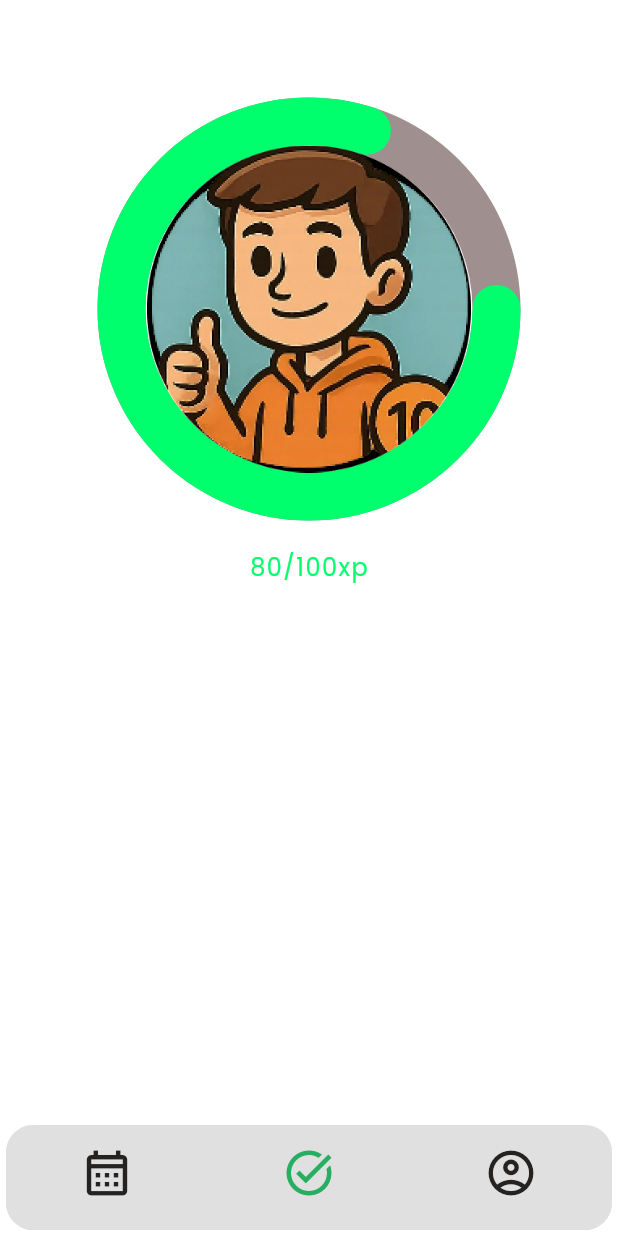
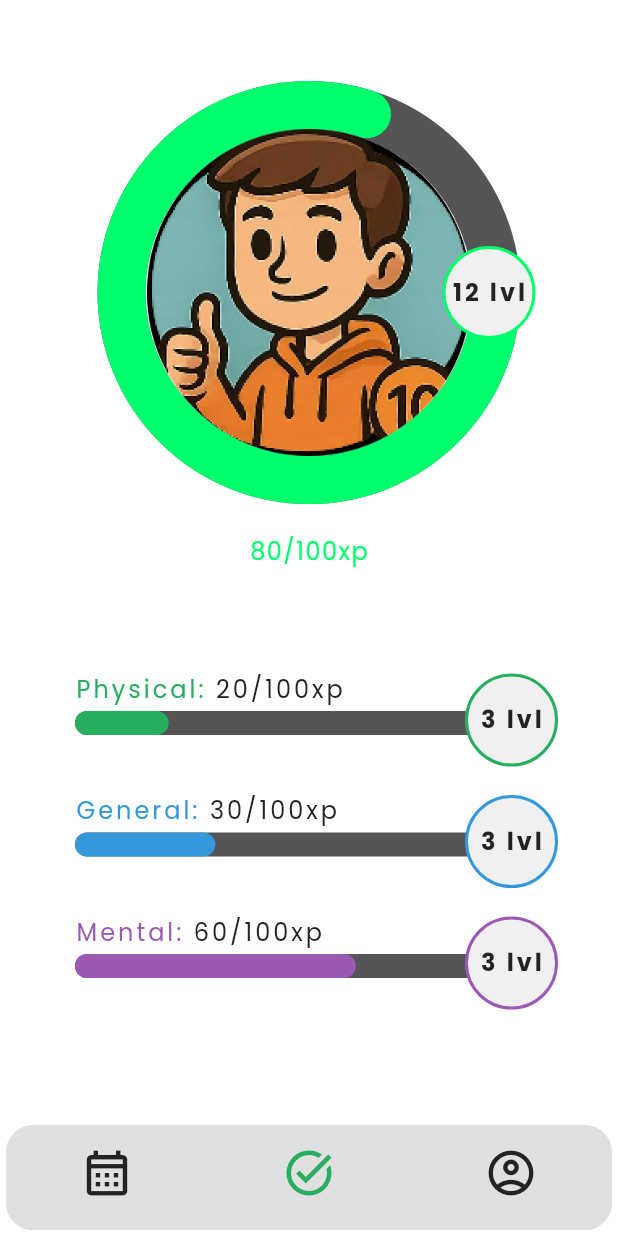
Before and after one commit to IgorPolajzer/Morph, a Flutter app: the ProfileScreen screen opened by its route, on a phone screen of 412 x 824 dp. Run offline on Flutter 3.47's test engine with Material 3 defaults, Android fonts, the phone set to English and light mode, and no system bars; drawn by our look-alikes of dashed_circular_progress_bar, percent_indicator; our stand-ins replace cloud_firestore, firebase_auth, firebase_core, go_router, modal_progress_hud_nsn, table_calendar and 1 more; missing offline and left inert: flutter_popup_card; accounts and stored records are empty.

Commit message:
Implemented UI on profile_screen.dart

```diff
--- a/lib/components/menus/day_picker.dart
+++ b/lib/components/menus/day_picker.dart
@@ -43,7 +43,7 @@ class _DayPickerState extends State<DayPicker> {
                   bottom: 10.0,
                 ),
                 leading: Text(
-                  widget.day.name.toLowerCase(),
+                  widget.day.format(),
                   style: kInputPlaceHolderText.copyWith(
                     color: Theme.of(context).primaryColor,
                     fontSize: 16,
@@ -65,7 +65,7 @@ class _DayPickerState extends State<DayPicker> {
                 });
               },
               child: Text(
-                Day.values[index].name.toLowerCase(),
+                Day.values[index].format(),
                 style: TextStyle(fontWeight: FontWeight.bold, fontSize: 12),
               ),
             ),
--- a/lib/components/menus/frequency_picker.dart
+++ b/lib/components/menus/frequency_picker.dart
@@ -43,7 +43,7 @@ class _FrequencyPickerState extends State<FrequencyPicker> {
                   bottom: 10.0,
                 ),
                 leading: Text(
-                  widget.frequency.name.toLowerCase(),
+                  widget.frequency.format(),
                   style: kInputPlaceHolderText.copyWith(
                     color: Theme.of(context).primaryColor,
                     fontSize: 16,
@@ -65,7 +65,7 @@ class _FrequencyPickerState extends State<FrequencyPicker> {
                 });
               },
               child: Text(
-                Frequency.values[index].name.toLowerCase(),
+                Frequency.values[index].format(),
                 style: TextStyle(fontWeight: FontWeight.bold, fontSize: 12),
               ),
             ),
--- /dev/null
+++ b/lib/components/progress_bars/habit_progress_bar.dart
@@ -0,0 +1,94 @@
+import 'package:flutter/cupertino.dart';
+import 'package:flutter/material.dart';
+import 'package:percent_indicator/percent_indicator.dart';
+
+import '../../utils/constants.dart';
+import '../../utils/enums.dart';
+
+class HabitProgressBar extends StatelessWidget {
+  int xp;
+  int level;
+  final HabitType type;
+
+  HabitProgressBar({
+    required this.xp,
+    required this.level,
+    required this.type,
+    super.key,
+  });
+
+  @override
+  Widget build(BuildContext context) {
+    return Padding(
+      padding: const EdgeInsets.only(bottom: 40.0),
+      child: Stack(
+        alignment: AlignmentDirectional.centerEnd,
+        clipBehavior: Clip.none,
+        children: [
+          Column(
+            crossAxisAlignment: CrossAxisAlignment.start,
+            children: [
+              Padding(
+                padding: const EdgeInsets.only(left: 50.0, bottom: 4.0),
+                child: Row(
+                  children: [
+                    Text(
+                      "${type.format()}: ",
+                      style: kPlaceHolderTextStyle.copyWith(
+                        color: type.getColor(),
+                        fontSize: 16,
+                      ),
+                    ),
+                    Text(
+                      "$xp/100xp",
+                      style: kPlaceHolderTextStyle.copyWith(
+                        color: Theme.of(context).primaryColor,
+                        fontSize: 16,
+                      ),
+                    ),
+                  ],
+                ),
+              ),
+              LinearPercentIndicator(
+                alignment: MainAxisAlignment.center,
+                width: MediaQuery.of(context).size.width - 80,
+                lineHeight: 16.0,
+                percent: xp / 100,
+                backgroundColor: Theme.of(context).secondaryHeaderColor,
+                progressColor: type.getColor(),
+                barRadius: Radius.circular(10),
+                animation: true,
+              ),
+            ],
+          ),
+          Positioned(
+            right: 40,
+            top: 0,
+            child: Padding(
+              padding: const EdgeInsets.only(left: 20.0),
+              child: Container(
+                decoration: BoxDecoration(
+                  color: Theme.of(context).cardColor,
+                  shape: BoxShape.circle,
+                  border: Border.all(color: type.getColor(), width: 2.0),
+                ),
+                height: 62,
+                width: 62,
+                child: Center(
+                  child: Text(
+                    "$level lvl",
+                    style: kPlaceHolderTextStyle.copyWith(
+                      color: Theme.of(context).primaryColor,
+                      fontSize: 16,
+                      fontWeight: FontWeight.bold,
+                    ),
+                  ),
+                ),
+              ),
+            ),
+          ),
+        ],
+      ),
+    );
+  }
+}
--- /dev/null
+++ b/lib/components/progress_bars/meta_progress_bar.dart
@@ -0,0 +1,63 @@
+import 'package:dashed_circular_progress_bar/dashed_circular_progress_bar.dart';
+import 'package:flutter/cupertino.dart';
+import 'package:flutter/material.dart';
+
+import '../../utils/constants.dart';
+
+class MetaProgressBar extends StatelessWidget {
+  final ValueNotifier<double> valueNotifier;
+
+  const MetaProgressBar({required this.valueNotifier, super.key});
+
+  @override
+  Widget build(BuildContext context) {
+    return Stack(
+      alignment: AlignmentDirectional.centerEnd,
+      clipBehavior: Clip.none,
+      children: [
+        DashedCircularProgressBar.aspectRatio(
+          aspectRatio: 1, // width ÷ height
+          valueNotifier: valueNotifier,
+          progress: 80,
+          maxProgress: 100,
+          startAngle: 90,
+          corners: StrokeCap.round,
+          foregroundColor: kMetaLevelColor,
+          backgroundColor: Theme.of(context).secondaryHeaderColor,
+          foregroundStrokeWidth: 32,
+          backgroundStrokeWidth: 32,
+          animation: true,
+          child: Padding(
+            padding: const EdgeInsets.all(32.0),
+            child: Image.asset("assets/images/placeholder_profile_image.png"),
+          ),
+        ),
+        Positioned(
+          left: 210,
+          child: Padding(
+            padding: const EdgeInsets.only(left: 20.0),
+            child: Container(
+              decoration: BoxDecoration(
+                color: Theme.of(context).cardColor,
+                shape: BoxShape.circle,
+                border: Border.all(color: kMetaLevelColor, width: 2.0),
+              ),
+              height: 62,
+              width: 62,
+              child: Center(
+                child: Text(
+                  "12 lvl",
+                  style: kPlaceHolderTextStyle.copyWith(
+                    color: Theme.of(context).primaryColor,
+                    fontSize: 16,
+                    fontWeight: FontWeight.bold,
+                  ),
+                ),
+              ),
+            ),
+          ),
+        ),
+      ],
+    );
+  }
+}
--- a/lib/config/router_config.dart
+++ b/lib/config/router_config.dart
@@ -134,7 +134,7 @@ final GoRouter router = GoRouter(
 
     if (isLoggedIn && isInitalLocation) {
       // Logged in coming from initial page
-      return ProfileScreen.id;
+      return YourDayScreen.id;
     }
 
     // Otherwise allow navigation
--- a/lib/main.dart
+++ b/lib/main.dart
@@ -15,23 +15,31 @@ void main() async {
   runApp(const MyApp());
 }
 
-class MyApp extends StatelessWidget {
+class MyApp extends StatefulWidget {
   const MyApp({super.key});
 
   @override
-  Widget build(BuildContext context) {
-    late UserData userData = UserData();
+  State<MyApp> createState() => _MyAppState();
+}
+
+class _MyAppState extends State<MyApp> {
+  late UserData userData = UserData();
+
+  @override
+  void initState() {
     //FirebaseAuth.instance.signOut();
 
     // User is logged in
     if (FirebaseAuth.instance.currentUser != null) {
       if (!userData.loading && !userData.isInitialized) {
-        WidgetsBinding.instance.addPostFrameCallback((_) {
-          userData.pullFromFireBase();
-        });
+        userData.pullFromFireBase();
       }
     }
+    super.initState();
+  }
 
+  @override
+  Widget build(BuildContext context) {
     return ChangeNotifierProvider<UserData>(
       create: (context) => userData,
       child: SafeArea(
--- a/lib/model/user_data.dart
+++ b/lib/model/user_data.dart
@@ -12,14 +12,14 @@ class UserData extends ChangeNotifier {
   bool loading = false;
   late final String id;
 
-  late String _email;
-  String get email => _email;
+  String? _email;
+  String get email => _email ?? "";
 
-  late String _password;
-  String get password => _password;
+  String? _password;
+  String get password => _password ?? "";
 
-  late String _username;
-  String get username => _username;
+  String? _username;
+  String get username => _username ?? "";
 
   bool _isInitialized = false;
   bool get isInitialized => _isInitialized;
@@ -218,10 +218,12 @@ class UserData extends ChangeNotifier {
     if (_isInitialized) return;
 
     loading = true;
+    notifyListeners();
 
     final currentUser = FirebaseAuth.instance.currentUser;
     if (currentUser == null) {
       loading = false;
+      notifyListeners();
       return;
     }
     id = currentUser.uid;
@@ -232,11 +234,14 @@ class UserData extends ChangeNotifier {
     final data = docSnapshot.data();
     if (data == null) {
       loading = false;
+      notifyListeners();
       return;
     }
     // Get username and email
     _username = data['username'] ?? '';
     _email = data['email'] ?? '';
+
+    print("username in pulUser $_username");
 
     // Get selected habits
     final selectedHabits = data['selectedHabits'] ?? {};
--- a/lib/screens/profile_screen.dart
+++ b/lib/screens/profile_screen.dart
@@ -1,64 +1,79 @@
 import 'package:flutter/material.dart';
-import 'package:dashed_circular_progress_bar/dashed_circular_progress_bar.dart';
+import 'package:morphe/components/progress_bars/meta_progress_bar.dart';
+import 'package:provider/provider.dart';
 
+import '../components/progress_bars/habit_progress_bar.dart';
+import '../model/user_data.dart';
 import '../utils/constants.dart';
+import '../utils/enums.dart';
 
-class ProfileScreen extends StatelessWidget {
+class ProfileScreen extends StatefulWidget {
   static String id = '/profile_screen';
 
   const ProfileScreen({super.key});
 
   @override
+  State<ProfileScreen> createState() => _ProfileScreenState();
+}
+
+class _ProfileScreenState extends State<ProfileScreen> {
+  final ValueNotifier<double> _valueNotifier = ValueNotifier(0);
+
+  @override
   Widget build(BuildContext context) {
-    final ValueNotifier<double> _valueNotifier = ValueNotifier(0);
+    final userData = Provider.of<UserData>(context, listen: true);
+
+    if (userData.loading && userData.isInitialized) {
+      return Center(child: CircularProgressIndicator());
+    }
 
     return PopScope(
       canPop: true, // false to disable backwards routing
       child: Scaffold(
         body: Column(
           crossAxisAlignment: CrossAxisAlignment.center,
+          mainAxisAlignment: MainAxisAlignment.center,
           children: [
             Padding(
               padding: const EdgeInsets.only(
                 left: 65.0,
                 right: 65.0,
-                top: 65.0,
                 bottom: 20,
               ),
-              child: DashedCircularProgressBar.aspectRatio(
-                aspectRatio: 1, // width ÷ height
-                valueNotifier: _valueNotifier,
-                progress: 80,
-                maxProgress: 100,
-                startAngle: 90,
-                corners: StrokeCap.round,
-                foregroundColor: Color(0xFF00FF6C),
-                backgroundColor: const Color(0xFF9F8F8F),
-                foregroundStrokeWidth: 32,
-                backgroundStrokeWidth: 32,
-                animation: true,
-                child: Padding(
-                  padding: const EdgeInsets.all(32.0),
-                  child: Image.asset(
-                    "assets/images/placeholder_profile_image.png",
-                  ),
+              child: MetaProgressBar(valueNotifier: _valueNotifier),
+            ),
+            Text(
+              '80/100xp',
+              style: kTitleTextStyle.copyWith(
+                color: kMetaLevelColor,
+                fontSize: 16,
+              ),
+            ),
+            Padding(
+              padding: const EdgeInsets.symmetric(
+                horizontal: 8.0,
+                vertical: 8.0,
+              ),
+              child: Text(
+                userData.username,
+                style: kTitleTextStyle.copyWith(
+                  color: Theme.of(context).primaryColor,
+                  fontSize: 38,
                 ),
               ),
             ),
-            ValueListenableBuilder(
-              valueListenable: _valueNotifier,
-              builder:
-                  (_, double value, __) => Text(
-                    '${value.toInt()}/100xp',
-                    style: kTitleTextStyle.copyWith(
-                      color: Color(0xFF00FF6C),
-                      fontSize: 16,
-                    ),
-                  ),
-            ),
+            HabitProgressBar(xp: 20, level: 3, type: HabitType.PHYSICAL),
+            HabitProgressBar(xp: 30, level: 3, type: HabitType.GENERAL),
+            HabitProgressBar(xp: 60, level: 3, type: HabitType.MENTAL),
           ],
         ),
       ),
     );
   }
+
+  @override
+  void dispose() {
+    _valueNotifier.dispose();
+    super.dispose();
+  }
 }
--- a/lib/screens/your_day_screen.dart
+++ b/lib/screens/your_day_screen.dart
@@ -13,8 +13,8 @@ class YourDayScreen extends StatelessWidget {
 
   @override
   Widget build(BuildContext context) {
-    final user = Provider.of<UserData>(context, listen: true);
-    final tasks = user.getTasks(DateTime.now());
+    final userData = Provider.of<UserData>(context, listen: true);
+    final tasks = userData.getTasks(DateTime.now());
 
     return PopScope(
       canPop: true, // false to disable backwards routing
--- a/lib/utils/constants.dart
+++ b/lib/utils/constants.dart
@@ -103,6 +103,8 @@ const kPhysicalColor = Color(0xFF27AE60);
 const kMentalColor = Color(0xFF9B59B6);
 const kGeneralColor = Color(0xFF3498DB);
 
+const kMetaLevelColor = Color(0xFF00FF6C);
+
 // Text fields
 const kTextFieldDecoration = InputDecoration(
   hintText: 'hintText',
--- a/lib/utils/enums.dart
+++ b/lib/utils/enums.dart
@@ -28,6 +28,10 @@ enum HabitType {
       default:
         throw Exception('Invalid habit type provided');
     }
+  }
+
+  String format() {
+    return name[0] + name.substring(1, name.length).toLowerCase();
   }
 }
 
@@ -71,6 +75,10 @@ enum Day {
 
     return fromDate.add(Duration(days: daysDifference));
   }
+
+  String format() {
+    return name[0] + name.substring(1, name.length).toLowerCase();
+  }
 }
 
 enum Frequency {
@@ -93,4 +101,8 @@ enum Frequency {
         throw Exception('Invalid frequency type provided');
     }
   }
+
+  String format() {
+    return name[0] + name.substring(1, name.length).toLowerCase();
+  }
 }
--- a/pubspec.yaml
+++ b/pubspec.yaml
@@ -25,6 +25,7 @@ dependencies:
   table_calendar: ^3.2.0
   go_router: ^15.1.2
   dashed_circular_progress_bar: ^0.0.6
+  percent_indicator: ^4.2.5
 
 dev_dependencies:
   flutter_test:
```
Also changed, not shown: pubspec.lock.
